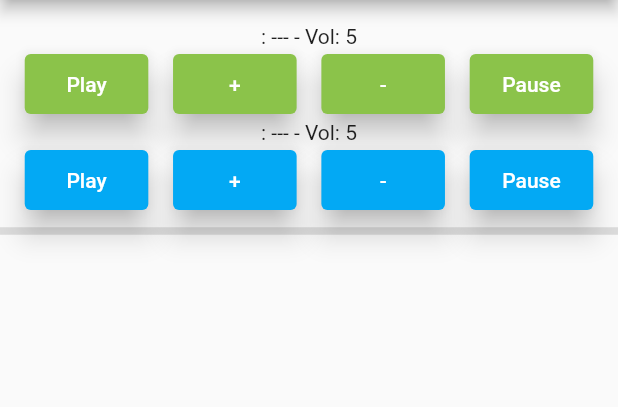
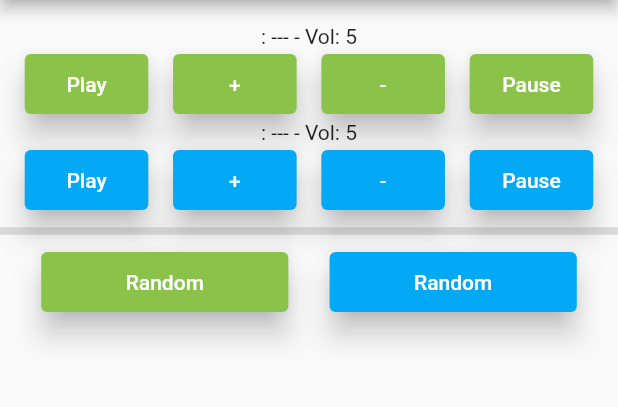
Before and after one commit to MarcoFiorentino/rpg_multi_music, a Flutter app: the screen it shows after launch, after a tap on "Play", on a phone screen of 412 x 824 dp, the part 84-491 px from its top. Run offline on Flutter 3.47's test engine with Material 2 defaults, Android fonts, the phone set to English and light mode, and no system bars; our stand-ins replace audioplayers, file_picker, permission_handler, shared_preferences; missing offline and left inert: flutter_file_manager.

Commit message:
Gestita la possibilità di eseguire in maniera random da ogni categoria

```diff
--- a/lib/music_page.dart
+++ b/lib/music_page.dart
@@ -26,6 +26,10 @@ class _MusicPageState extends State<MusicPage> {
   // TODO: gestire da settings il numero di tipi diversi di musiche da poter gestire
   final musicAudioPlayer = AudioPlayer();
   final ambienceAudioPlayer = AudioPlayer();
+  final randomMusicAudioPlayer = AudioPlayer();
+  final randomAmbienceAudioPlayer = AudioPlayer();
+  var currentMusicAudioPlayer;
+  var currentAmbienceAudioPlayer;
   var musicPlaying = "---";
   var ambiencePlaying = "---";
   var musicVolume = 5;
@@ -41,6 +45,10 @@ class _MusicPageState extends State<MusicPage> {
 
     musicAudioPlayer.setReleaseMode(ReleaseMode.LOOP);
     ambienceAudioPlayer.setReleaseMode(ReleaseMode.LOOP);
+    randomMusicAudioPlayer.setReleaseMode(ReleaseMode.RELEASE);
+    randomAmbienceAudioPlayer.setReleaseMode(ReleaseMode.RELEASE);
+    currentMusicAudioPlayer = musicAudioPlayer;
+    currentAmbienceAudioPlayer = ambienceAudioPlayer;
   }
 
   @override
@@ -141,6 +149,25 @@ class _MusicPageState extends State<MusicPage> {
             height: 20,
             thickness: 5,
           ),
+          Row(
+            mainAxisAlignment: MainAxisAlignment.spaceEvenly,
+            children: [
+              ElevatedButton(
+                child: Text("Random"),
+                style: ElevatedButton.styleFrom(elevation: 8.0, primary: Colors.lightGreen, fixedSize: Size(MediaQuery.of(context).size.width/2.5, 40)),
+                onPressed: () {
+                  random("musica", filesProvider);
+                },
+              ),
+              ElevatedButton(
+                child: Text("Random"),
+                style: ElevatedButton.styleFrom(elevation: 8.0, primary: Colors.lightBlue, fixedSize: Size(MediaQuery.of(context).size.width/2.5, 40)),
+                onPressed: () {
+                  random("ambientale", filesProvider);
+                },
+              ),
+            ]
+          ),
           // Elenco dei file nel path impostato
           // TODO: gestire anche scorrimento in larghezza
           Expanded(
@@ -163,23 +190,27 @@ class _MusicPageState extends State<MusicPage> {
   }
 
   // Metto in play l'audio selezionato e ne visualizza il titolo
-  void playSelected(String type, String path) async {
+  void playSelected(String type, String path, bool random) async {
     switch (type) {
       case "musica":
         setState(() {
           musicFile = path;
-          musicAudioPlayer.play(musicFile, isLocal: true);
           musicPlaying = basename(path).capitalize();
-          musicAudioPlayer.setVolume(musicVolume / 10);
+          currentMusicAudioPlayer.stop();
+          currentMusicAudioPlayer = random ? randomMusicAudioPlayer : musicAudioPlayer;
+          currentMusicAudioPlayer.play(musicFile, isLocal: true);
+          currentMusicAudioPlayer.setVolume(musicVolume / 10);
         });
         break;
 
       case "ambientale":
         setState(() {
           ambienceFile = path;
-          ambienceAudioPlayer.play(ambienceFile, isLocal: true);
           ambiencePlaying = basename(path).capitalize();
-          ambienceAudioPlayer.setVolume(ambienceVolume / 10);
+          currentAmbienceAudioPlayer.stop();
+          currentAmbienceAudioPlayer = random ? randomAmbienceAudioPlayer : ambienceAudioPlayer;
+          currentAmbienceAudioPlayer.play(ambienceFile, isLocal: true);
+          currentAmbienceAudioPlayer.setVolume(ambienceVolume / 10);
         });
         break;
     }
@@ -190,15 +221,15 @@ class _MusicPageState extends State<MusicPage> {
     switch (type) {
       case "musica":
         if (musicFile != null) {
-          musicAudioPlayer.play(musicFile, isLocal: true);
-          musicAudioPlayer.setVolume(musicVolume / 10);
+          currentMusicAudioPlayer.play(musicFile, isLocal: true);
+          currentMusicAudioPlayer.setVolume(musicVolume / 10);
         }
         break;
 
       case "ambientale":
         if (ambienceFile != null) {
-          ambienceAudioPlayer.play(ambienceFile, isLocal: true);
-          ambienceAudioPlayer.setVolume(ambienceVolume / 10);
+          currentAmbienceAudioPlayer.play(ambienceFile, isLocal: true);
+          currentAmbienceAudioPlayer.setVolume(ambienceVolume / 10);
         }
         break;
     }
@@ -209,13 +240,13 @@ class _MusicPageState extends State<MusicPage> {
     switch (type) {
       case "musica":
         if (musicFile != null) {
-          musicAudioPlayer.pause();
+          currentMusicAudioPlayer.pause();
         }
         break;
 
       case "ambientale":
         if (ambienceFile != null) {
-          ambienceAudioPlayer.pause();
+          currentAmbienceAudioPlayer.pause();
         }
         break;
     }
@@ -239,7 +270,7 @@ class _MusicPageState extends State<MusicPage> {
             musicVolume = 0;
           }
 
-          musicAudioPlayer.setVolume(musicVolume / 10);
+          currentMusicAudioPlayer.setVolume(musicVolume / 10);
         });
         break;
 
@@ -258,17 +289,38 @@ class _MusicPageState extends State<MusicPage> {
             ambienceVolume = 0;
           }
 
-          ambienceAudioPlayer.setVolume(ambienceVolume / 10);
+          currentAmbienceAudioPlayer.setVolume(ambienceVolume / 10);
         });
         break;
     }
   }
 
+  // Metto in play le musiche di una categoria in ordine casuale
+  void random(String type, FilesProvider provider) {
+
+    switch (type) {
+      case "musica":
+        String path = provider.firstDirNames[new Random().nextInt(provider.firstDirNames.length)].path;
+        playSelected(type, path, true);
+        currentMusicAudioPlayer.onPlayerCompletion.listen((event) {
+          random(type, provider);
+        });
+        break;
+
+      case "ambientale":
+        String path = provider.secondDirNames[new Random().nextInt(provider.secondDirNames.length)].path;
+        playSelected(type, path, true);
+        currentAmbienceAudioPlayer.onPlayerCompletion.listen((event) {
+          random(type, provider);
+        });
+        break;
+    }
+
+  }
+
   // Creo una riga di pulsanti per le musiche
   Row buildRow(BuildContext context, int index, FilesProvider provider) {
     List<Widget> sizedBoxes = [];
-
-    // for (int i = 0; i < )
 
     // Aggiunge i pulsanti musica alla riga o pulsanti vuoti se servono
     for (int i = 0; i < colonnePerTipo; i++) {
@@ -280,7 +332,7 @@ class _MusicPageState extends State<MusicPage> {
               child: Text(basenameWithoutExtension(provider.firstDirNames[(index * colonnePerTipo) + i].path).capitalize()),
               style: ElevatedButton.styleFrom(elevation: 8.0, primary: Colors.lightGreen),
               onPressed: () {
-                playSelected("musica", provider.firstDirNames[(index * colonnePerTipo) + i].path);
+                playSelected("musica", provider.firstDirNames[(index * colonnePerTipo) + i].path, false);
               },
             ),
           ),
@@ -302,7 +354,7 @@ class _MusicPageState extends State<MusicPage> {
               child: Text(basenameWithoutExtension(provider.secondDirNames[(index * colonnePerTipo) + i].path).capitalize()),
               style: ElevatedButton.styleFrom(elevation: 8.0, primary: Colors.lightBlue),
               onPressed: () {
-                playSelected("ambientale", provider.secondDirNames[(index * colonnePerTipo) + i].path);
+                playSelected("ambientale", provider.secondDirNames[(index * colonnePerTipo) + i].path, false);
               },
             ),
           ),
```
